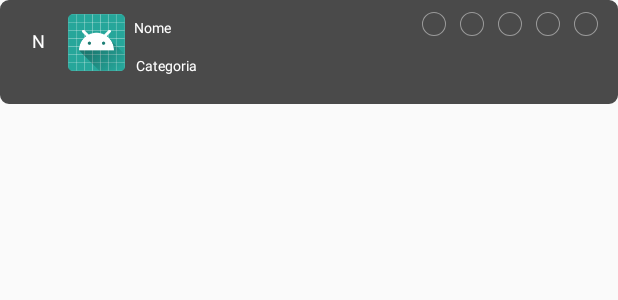
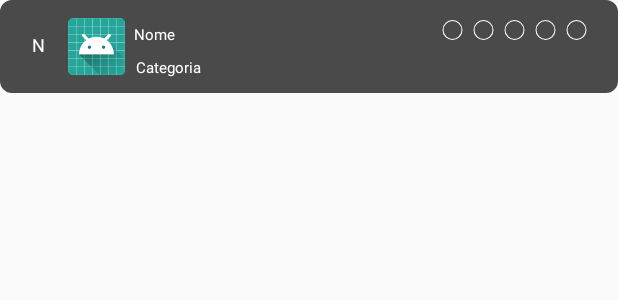
Before and after one commit to fga-eps-mds/2018.1_Nexte, an Android app: the layout row_ranking.xml on its own in the app's theme, with its tools: preview values and no code run, on a phone screen of 412 x 824 dp. Shown: the top 300 px of the screen. Run offline under Robolectric (Android 15) with nearby library versions, the phone set to English and light mode, and no system bars.

Commit message:
Added border on profile button
* Changed size of circle

Co-authored-by: Leticia Meneses <lmbs.geo@gmail.com>

```diff
--- a/project/app/src/main/java/com/nexte/nexte/RankingScene/RankingView.kt
+++ b/project/app/src/main/java/com/nexte/nexte/RankingScene/RankingView.kt
@@ -8,8 +8,6 @@ import android.support.v7.app.AppCompatActivity
 import android.os.Bundle
 import android.support.constraint.ConstraintSet
 import android.support.v4.app.Fragment
-import android.support.v4.content.ContextCompat
-import android.support.v4.content.ContextCompat.startActivity
 import android.support.v7.widget.LinearLayoutManager
 import android.support.v7.widget.RecyclerView
 import android.view.LayoutInflater
@@ -19,7 +17,6 @@ import com.nexte.nexte.R
 import com.nexte.nexte.ShowProfileScene.ShowProfileView
 import com.nexte.nexte.UserSingleton
 import kotlinx.android.synthetic.main.activity_ranking.*
-import kotlinx.android.synthetic.main.row_ranking.*
 import kotlinx.android.synthetic.main.row_ranking.view.*
 
 /**
--- a/project/app/src/main/res/drawable/circle_ranking.xml
+++ b/project/app/src/main/res/drawable/circle_ranking.xml
@@ -2,9 +2,9 @@
 <shape
     xmlns:android="http://schemas.android.com/apk/res/android"
     android:shape="ring"
-    android:innerRadius="7.3dp"
+    android:innerRadius="6dp"
     android:thickness="0.7dp"
     android:useLevel="false">
-    <solid android:color="#9b9b9b" />
+    <solid android:color="#ffffff" />
 
 </shape>
--- a/project/app/src/main/res/drawable/circle_victory_ranking.xml
+++ b/project/app/src/main/res/drawable/circle_victory_ranking.xml
@@ -2,10 +2,9 @@
 <shape
     xmlns:android="http://schemas.android.com/apk/res/android"
     android:shape="ring"
-    android:innerRadius="7.3dp"
+    android:innerRadius="6dp"
     android:thickness="0.7dp"
     android:useLevel="false">
-
-    <solid android:color="#50e3c2" />
+    <solid android:color="@color/green" />
 
 </shape>
--- /dev/null
+++ b/project/app/src/main/res/drawable/ranking_profile_button_border.xml
@@ -0,0 +1,6 @@
+<?xml version="1.0" encoding="utf-8"?>
+<shape xmlns:android="http://schemas.android.com/apk/res/android"
+    android:shape="rectangle">
+    <corners android:radius="3dp" />
+    <stroke android:width="2px" android:color="@color/red" />
+</shape>
--- a/project/app/src/main/res/drawable/shape_ranking.xml
+++ b/project/app/src/main/res/drawable/shape_ranking.xml
@@ -3,5 +3,5 @@
     <shape xmlns:android="http://schemas.android.com/apk/res/android">
         <solid android:color="@color/background" />
         <stroke android:width="1dip" android:color="@color/background" />
-        <corners android:radius="5dp" />
+        <corners android:radius="7dp" />
     </shape>
--- a/project/app/src/main/res/layout/row_ranking.xml
+++ b/project/app/src/main/res/layout/row_ranking.xml
@@ -14,9 +14,9 @@
         android:layout_height="38dp"
         android:layout_alignParentStart="true"
         android:layout_alignParentTop="true"
-        android:layout_marginBottom="9dp"
+        android:layout_marginBottom="12dp"
         android:layout_marginStart="45dp"
-        android:layout_marginTop="9dp"
+        android:layout_marginTop="12dp"
         app:layout_constraintBottom_toBottomOf="parent"
         app:layout_constraintStart_toStartOf="parent"
         app:layout_constraintTop_toTopOf="parent"
@@ -29,11 +29,11 @@
         android:layout_height="wrap_content"
         android:layout_alignTop="@+id/picture_img_view"
         android:layout_marginStart="6dp"
-        android:layout_marginTop="12dp"
+        android:layout_marginTop="16dp"
         android:layout_toEndOf="@+id/picture_img_view"
         android:text="Nome"
         android:textColor="#ffffff"
-        android:textSize="9sp"
+        android:textSize="10sp"
         app:layout_constraintStart_toEndOf="@+id/picture_img_view"
         app:layout_constraintTop_toTopOf="parent" />
 
@@ -46,6 +46,7 @@
         android:layout_marginStart="17dp"
         android:layout_marginTop="20dp"
         android:text="N"
+        android:textAlignment="viewEnd"
         android:textColor="#ffffff"
         android:textSize="12sp"
         app:layout_constraintBottom_toBottomOf="@+id/picture_img_view"
@@ -55,52 +56,50 @@
 
     <ImageView
         android:id="@+id/ring"
-        android:layout_width="20sp"
+        android:layout_width="15sp"
         android:layout_height="20sp"
-        android:layout_marginBottom="43dp"
         android:layout_marginEnd="5dp"
-        android:layout_marginTop="6dp"
+        android:layout_marginTop="10dp"
         android:background="@drawable/circle_ranking"
-        app:layout_constraintBottom_toBottomOf="parent"
         app:layout_constraintEnd_toStartOf="@+id/ring2"
         app:layout_constraintTop_toTopOf="parent" />
 
     <ImageView
         android:id="@+id/ring2"
-        android:layout_width="20sp"
+        android:layout_width="15sp"
         android:layout_height="20sp"
         android:layout_marginEnd="5dp"
-        android:layout_marginTop="6dp"
+        android:layout_marginTop="10dp"
         android:background="@drawable/circle_ranking"
         app:layout_constraintEnd_toStartOf="@+id/ring3"
         app:layout_constraintTop_toTopOf="parent" />
 
     <ImageView
         android:id="@+id/ring3"
-        android:layout_width="20sp"
+        android:layout_width="15sp"
         android:layout_height="20sp"
         android:layout_marginEnd="5dp"
-        android:layout_marginTop="6dp"
+        android:layout_marginTop="10dp"
         android:background="@drawable/circle_ranking"
         app:layout_constraintEnd_toStartOf="@+id/ring4"
         app:layout_constraintTop_toTopOf="parent" />
 
     <ImageView
         android:id="@+id/ring4"
-        android:layout_width="20sp"
+        android:layout_width="15sp"
         android:layout_height="20sp"
         android:layout_marginEnd="5dp"
-        android:layout_marginTop="6dp"
+        android:layout_marginTop="10dp"
         android:background="@drawable/circle_ranking"
         app:layout_constraintEnd_toStartOf="@+id/ring5"
         app:layout_constraintTop_toTopOf="parent" />
 
     <ImageView
         android:id="@+id/ring5"
-        android:layout_width="20sp"
+        android:layout_width="15sp"
         android:layout_height="20sp"
-        android:layout_marginEnd="11dp"
-        android:layout_marginTop="6dp"
+        android:layout_marginEnd="20dp"
+        android:layout_marginTop="10dp"
         android:background="@drawable/circle_ranking"
         app:layout_constraintEnd_toEndOf="parent"
         app:layout_constraintTop_toTopOf="parent" />
@@ -112,15 +111,15 @@
         android:id="@+id/expandedView"
         android:layout_width="wrap_content"
         android:layout_height="wrap_content"
-        android:layout_marginTop="65dp"
+        android:layout_marginTop="12dp"
         android:visibility="gone"
-        app:layout_constraintTop_toTopOf="parent">
+        app:layout_constraintTop_toBottomOf="@+id/picture_img_view">
 
         <TextView
             android:id="@+id/victory"
             android:layout_width="wrap_content"
             android:layout_height="wrap_content"
-            android:layout_marginStart="18dp"
+            android:layout_marginStart="20dp"
             android:layout_marginTop="5dp"
             android:text="Vitórias:"
             android:textColor="#ffffff"
@@ -133,7 +132,7 @@
             android:layout_width="wrap_content"
             android:layout_height="wrap_content"
             android:layout_marginBottom="13dp"
-            android:layout_marginStart="18dp"
+            android:layout_marginStart="20dp"
             android:layout_marginTop="5dp"
             android:text="Último Jogo:"
             android:textColor="#ffffff"
@@ -146,7 +145,7 @@
             android:id="@+id/efficiency"
             android:layout_width="wrap_content"
             android:layout_height="wrap_content"
-            android:layout_marginStart="18dp"
+            android:layout_marginStart="20dp"
             android:layout_marginTop="8dp"
             android:text="Aproveitamento:"
             android:textColor="#ffffff"
@@ -160,8 +159,8 @@
             android:layout_height="17dp"
             android:layout_marginBottom="7dp"
             android:layout_marginEnd="18dp"
-            android:layout_marginStart="147dp"
-            android:background="@android:color/transparent"
+            android:layout_marginStart="200dp"
+            android:background="@drawable/ranking_profile_button_border"
             android:elevation="0dp"
             android:text="Perfil"
             android:textAlignment="center"
@@ -176,9 +175,8 @@
             android:id="@+id/currentUser"
             android:layout_width="20dp"
             android:layout_height="20dp"
-            android:layout_marginStart="146dp"
             app:layout_constraintBottom_toBottomOf="@+id/efficiency"
-            app:layout_constraintStart_toStartOf="parent"
+            app:layout_constraintStart_toStartOf="@+id/profileButton"
             app:layout_constraintTop_toTopOf="@+id/efficiency"
             app:srcCompat="@mipmap/ic_launcher_round" />
 
@@ -189,6 +187,7 @@
             android:layout_marginBottom="20dp"
             android:layout_marginStart="33dp"
             app:layout_constraintBottom_toTopOf="@+id/profileButton"
+            app:layout_constraintEnd_toEndOf="@+id/profileButton"
             app:layout_constraintStart_toEndOf="@+id/currentUser"
             app:layout_constraintTop_toTopOf="@+id/currentUser"
             app:srcCompat="@mipmap/ic_launcher_round" />
@@ -197,12 +196,10 @@
             android:id="@+id/versus"
             android:layout_width="wrap_content"
             android:layout_height="wrap_content"
-            android:layout_marginEnd="8dp"
-            android:layout_marginStart="8dp"
             android:text="X"
             android:textColor="#ffffff"
-            android:textSize="9sp"
-            app:layout_constraintBottom_toBottomOf="@+id/loggedUser"
+            android:textSize="10sp"
+            app:layout_constraintBottom_toTopOf="@+id/gamesLoggedUser"
             app:layout_constraintEnd_toStartOf="@+id/loggedUser"
             app:layout_constraintStart_toEndOf="@+id/currentUser"
             app:layout_constraintTop_toTopOf="@+id/loggedUser" />
@@ -215,7 +212,7 @@
             android:text="N"
             android:textAlignment="center"
             android:textColor="#ffffff"
-            android:textSize="8sp"
+            android:textSize="10sp"
             app:layout_constraintEnd_toEndOf="@+id/loggedUser"
             app:layout_constraintStart_toStartOf="@+id/loggedUser"
             app:layout_constraintTop_toBottomOf="@+id/loggedUser" />
@@ -228,7 +225,7 @@
             android:text="N"
             android:textAlignment="center"
             android:textColor="#ffffff"
-            android:textSize="8sp"
+            android:textSize="10sp"
             app:layout_constraintEnd_toEndOf="@+id/currentUser"
             app:layout_constraintStart_toStartOf="@+id/currentUser"
             app:layout_constraintTop_toBottomOf="@+id/currentUser" />
@@ -239,13 +236,11 @@
         android:id="@+id/playerCategory"
         android:layout_width="wrap_content"
         android:layout_height="wrap_content"
-        android:layout_marginBottom="15dp"
         android:layout_marginStart="7dp"
         android:layout_marginTop="8dp"
         android:text="Categoria"
         android:textColor="#ffffff"
-        android:textSize="9sp"
-        app:layout_constraintBottom_toBottomOf="parent"
+        android:textSize="10sp"
         app:layout_constraintStart_toEndOf="@+id/picture_img_view"
         app:layout_constraintTop_toBottomOf="@+id/name" />
 </android.support.constraint.ConstraintLayout>
```
